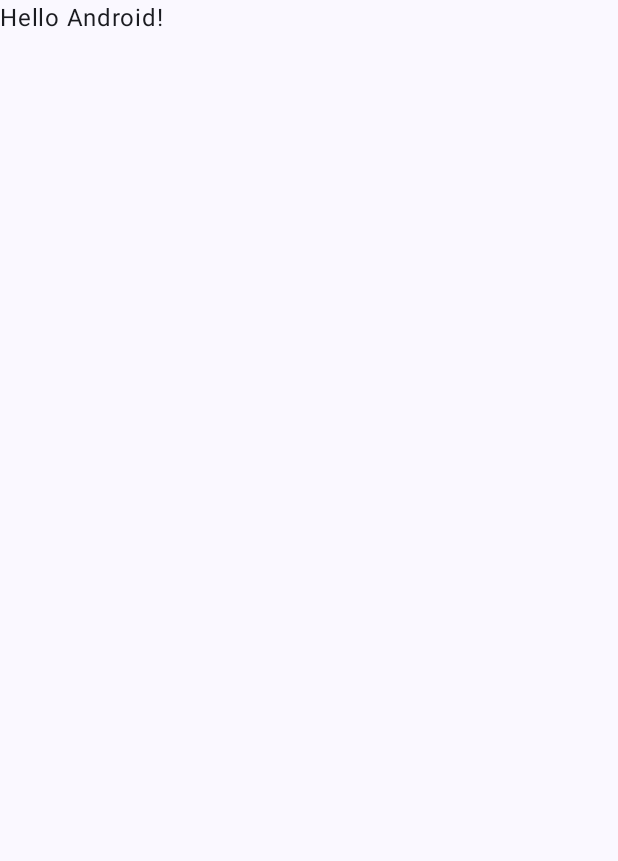
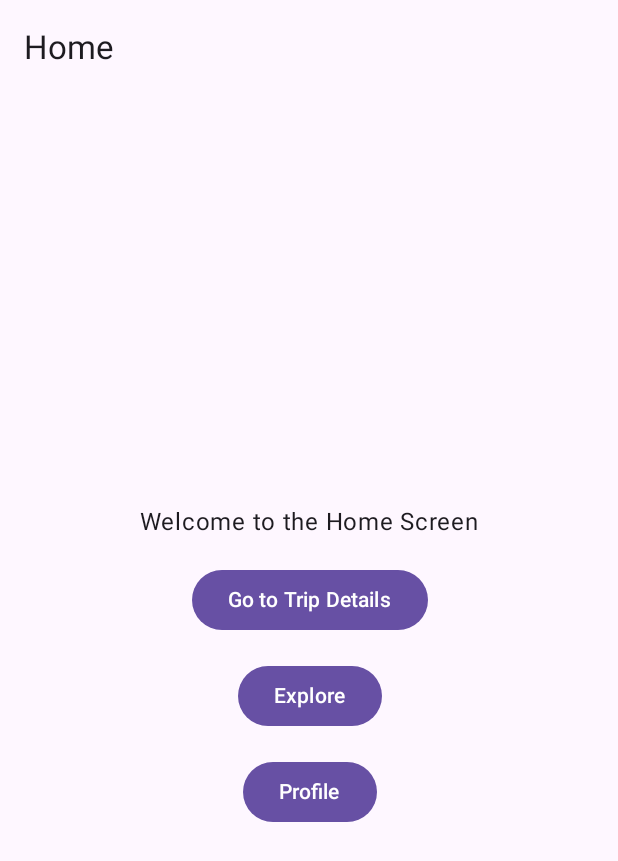
Before and after one commit to ramsus1311/MAD2, an Android app built with Jetpack Compose: the screen it shows after launch (MainActivity), on a phone screen of 412 x 824 dp. Before the commit the part shown is almost empty. Shown: the top 861 px of the screen. Run offline under Robolectric (Android 15) with nearby library versions, the phone set to English and light mode, and no system bars.

Commit message:
Added screens and navigation

```diff
--- a/app/src/main/java/com/example/mad2/MainActivity.kt
+++ b/app/src/main/java/com/example/mad2/MainActivity.kt
@@ -1,47 +1,34 @@
-package com.example.mad2
-
+package com.example.travelapp
+import androidx.compose.runtime.Composable
+import androidx.navigation.compose.NavHost
+import androidx.navigation.compose.composable
+import androidx.navigation.compose.rememberNavController
 import android.os.Bundle
 import androidx.activity.ComponentActivity
 import androidx.activity.compose.setContent
-import androidx.activity.enableEdgeToEdge
-import androidx.compose.foundation.layout.fillMaxSize
-import androidx.compose.foundation.layout.padding
-import androidx.compose.material3.Scaffold
-import androidx.compose.material3.Text
-import androidx.compose.runtime.Composable
-import androidx.compose.ui.Modifier
-import androidx.compose.ui.tooling.preview.Preview
-import com.example.mad2.ui.theme.MAD2Theme
+import androidx.navigation.compose.NavHost
+import androidx.navigation.compose.composable
+import androidx.navigation.compose.rememberNavController
+import com.example.travelapp.screens.*
 
 class MainActivity : ComponentActivity() {
     override fun onCreate(savedInstanceState: Bundle?) {
         super.onCreate(savedInstanceState)
-        enableEdgeToEdge()
         setContent {
-            MAD2Theme {
-                Scaffold(modifier = Modifier.fillMaxSize()) { innerPadding ->
-                    Greeting(
-                        name = "Android",
-                        modifier = Modifier.padding(innerPadding)
-                    )
-                }
-            }
+            TravelApp()
         }
     }
 }
 
 @Composable
-fun Greeting(name: String, modifier: Modifier = Modifier) {
-    Text(
-        text = "Hello $name!",
-        modifier = modifier
-    )
-}
+fun TravelApp() {
+    val navController = rememberNavController()
 
-@Preview(showBackground = true)
-@Composable
-fun GreetingPreview() {
-    MAD2Theme {
-        Greeting("Android")
+    NavHost(navController = navController, startDestination = "home") {
+        composable("home") { HomeScreen(navController) }
+        composable("tripDetails") { TripDetailsScreen(navController) }
+        composable("explore") { ExploreScreen(navController) }
+        composable("profile") { ProfileScreen(navController) }
+
     }
 }
--- /dev/null
+++ b/app/src/main/java/com/example/mad2/screens/HomeScreen.kt
@@ -0,0 +1,43 @@
+package com.example.travelapp.screens
+
+import androidx.compose.foundation.layout.*
+import androidx.compose.material3.*
+import androidx.compose.runtime.Composable
+import androidx.compose.ui.Alignment
+import androidx.compose.ui.Modifier
+import androidx.compose.ui.unit.dp
+import androidx.navigation.NavHostController
+
+@OptIn(ExperimentalMaterial3Api::class)
+@Composable
+fun HomeScreen(navController: NavHostController) {
+    Scaffold(
+        topBar = { TopAppBar(title = { Text("Home") }) }
+    ) { innerPadding ->
+        Box(
+            modifier = Modifier
+                .fillMaxSize()
+                .padding(innerPadding),
+            contentAlignment = Alignment.Center
+        ) {
+            Column(
+                horizontalAlignment = Alignment.CenterHorizontally,
+                verticalArrangement = Arrangement.Center // Center content vertically
+            ) {
+                Text(text = "Welcome to the Home Screen", style = MaterialTheme.typography.bodyLarge)
+                Spacer(modifier = Modifier.height(16.dp))
+                Button(onClick = { navController.navigate("tripDetails") }) {
+                    Text("Go to Trip Details")
+                }
+                Spacer(modifier = Modifier.height(16.dp)) // Add space between buttons
+                Button(onClick = { navController.navigate("explore") }) {
+                    Text("Explore")
+                }
+                Spacer(modifier = Modifier.height(16.dp)) // Add space between buttons
+                Button(onClick = { navController.navigate("profile") }) {
+                    Text("Profile")
+                }
+            }
+        }
+    }
+}
```
Also changed, not shown: app/build.gradle.kts (+12 -8 lines), app/src/main/java/com/example/mad2/screens/ExploreScreen.kt (added, +29 -0 lines), app/src/main/java/com/example/mad2/screens/ProfileScreen.kt (added, +29 -0 lines), app/src/main/java/com/example/mad2/screens/TripDetailsScreen.kt (added, +29 -0 lines).
